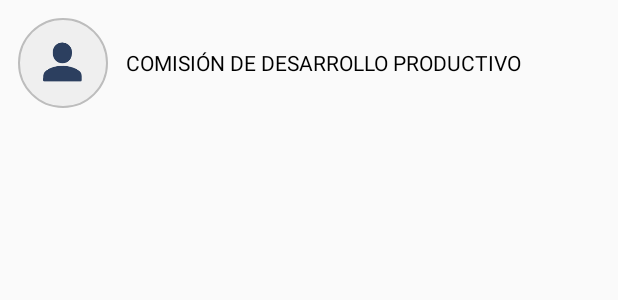
After one commit to Abilein/yopropongo, an Android app: the layout row_commission.xml on its own in the app's theme, with its tools: preview values and no code run, on a phone screen of 412 x 824 dp. The commit adds this screen. Shown: the top 300 px of the screen. Run offline under Robolectric (Android 15) with nearby library versions, the phone set to English and light mode, and no system bars; Roboto replaces fonts that are not available here.

Commit message:
Commissions with Retrofit

```diff
--- a/app/src/main/java/com/xiberty/propongo/council/CouncilService.java
+++ b/app/src/main/java/com/xiberty/propongo/council/CouncilService.java
@@ -5,7 +5,6 @@ import com.xiberty.propongo.council.responses.Commission;
 import com.xiberty.propongo.council.responses.Council;
 import com.xiberty.propongo.council.responses.CouncilMan;
 import com.xiberty.propongo.council.responses.Proposal;
-import com.xiberty.propongo.credentials.responses.UserProfile;
 
 import java.util.List;
 
@@ -30,7 +29,7 @@ public interface CouncilService {
     Call<List<Council>> getCouncils();
 
     @GET(Constants.COMISSIONS_ENDPOINT)
-    Call<Commission> getCommissions();
+    Call<List<Commission>> getCommissions();
 
     @GET(Constants.COUNCILMEN_ENDPOINT)
     Call<CouncilMan> getCouncilMan();
--- a/app/src/main/java/com/xiberty/propongo/council/responses/Commission.java
+++ b/app/src/main/java/com/xiberty/propongo/council/responses/Commission.java
@@ -28,13 +28,13 @@ public class Commission {
      **/
     @SerializedName("id") @Expose               public int id;
     @SerializedName("name") @Expose             public String name;
+    @SerializedName("description")@Expose       public String description;
     @SerializedName("creation_date")@Expose     public String creation_date;
     @SerializedName("cover")  @Expose           public String cover;
-    @SerializedName("description")@Expose       public String description;
     @SerializedName("town_council")@Expose      public int town_council;
     @SerializedName("president")@Expose         public int president;
     @SerializedName("secretary")@Expose         public int secretary;
-    @SerializedName("vocal")@Expose         public int vocal;
+    @SerializedName("vocal")@Expose             public int vocal;
 
     public int id() {
         return id;
--- /dev/null
+++ b/app/src/main/res/layout/row_commission.xml
@@ -0,0 +1,31 @@
+<?xml version="1.0" encoding="utf-8"?>
+ <LinearLayout
+    xmlns:android="http://schemas.android.com/apk/res/android"
+    xmlns:app="http://schemas.android.com/apk/res-auto"
+        android:layout_width="match_parent"
+        android:layout_height="wrap_content"
+        android:orientation="horizontal"
+    android:padding="@dimen/activity_half_quarter_margin">
+
+    <de.hdodenhof.circleimageview.CircleImageView
+        app:civ_border_width="1dp"
+        app:civ_border_color="@color/divider"
+        android:id="@+id/imgCover"
+        android:layout_width="60sp"
+        android:layout_height="60sp"
+        android:src="@drawable/avatar"
+        android:scaleType="centerCrop"
+        android:layout_gravity="top" />
+
+        <TextView
+            android:id="@+id/lblName"
+            android:layout_width="match_parent"
+            android:layout_height="match_parent"
+            android:gravity="center_vertical"
+            android:paddingLeft="@dimen/activity_half_quarter_margin"
+            android:paddingRight="@dimen/activity_half_quarter_margin"
+            android:text="COMISIÓN DE DESARROLLO PRODUCTIVO"
+            android:textSize="14sp"
+            android:textColor="@color/Black" />
+
+</LinearLayout>
```
Also changed, not shown: app/build.gradle (+8 -7 lines), app/src/main/AndroidManifest.xml (+10 -12 lines), app/src/main/java/com/xiberty/propongo/Constants.java (+5 -5 lines), app/src/main/java/com/xiberty/propongo/accounts/MainActivity.java (+7 -1 lines), app/src/main/java/com/xiberty/propongo/commission/CommissionContract.java (added, +22 -0 lines), app/src/main/java/com/xiberty/propongo/commission/CommissionDetailActivity.java (added, +17 -0 lines), app/src/main/java/com/xiberty/propongo/commission/CommissionFragment.java (added, +67 -0 lines), app/src/main/java/com/xiberty/propongo/commission/CommissionPresenter.java (added, +54 -0 lines), app/src/main/java/com/xiberty/propongo/commission/adapter/CommissionAdapter.java (added, +91 -0 lines), app/src/main/java/com/xiberty/propongo/council/fragments/CouncilDetailFragment.java (+15 -17 lines), app/src/main/java/com/xiberty/propongo/council/fragments/CouncilDetailPresenter.java (+11 -12 lines), app/src/main/res/layout/activity_commission_detail.xml (added, +33 -0 lines), app/src/main/res/layout/fragment_commissions.xml (added, +14 -0 lines).
